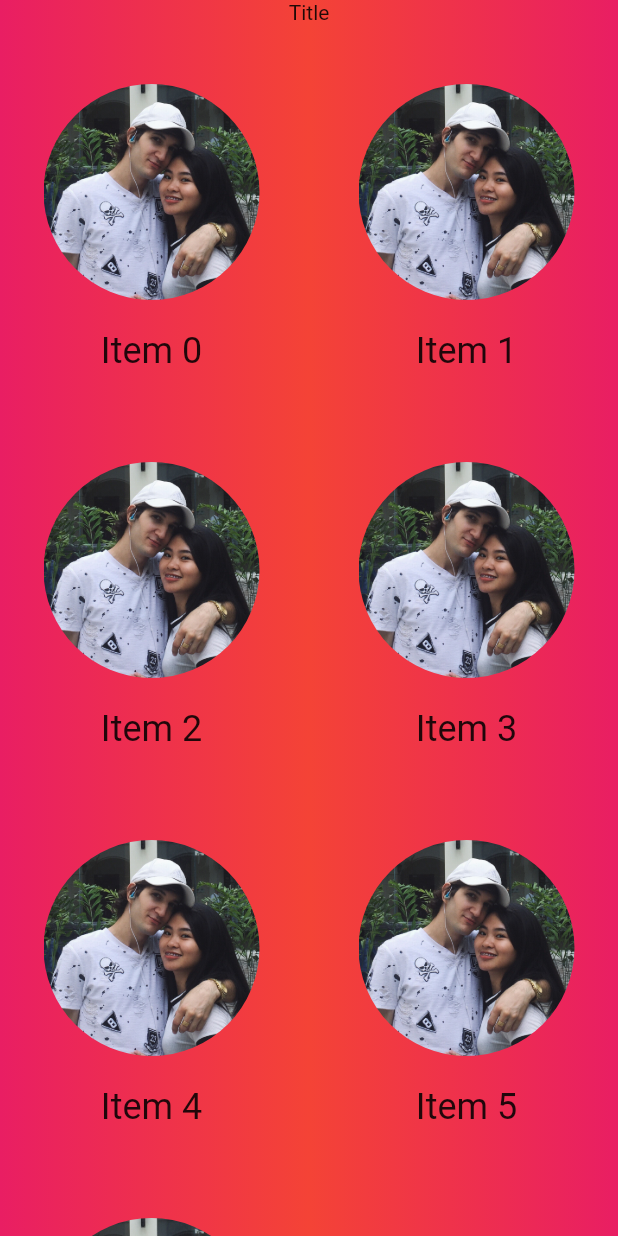
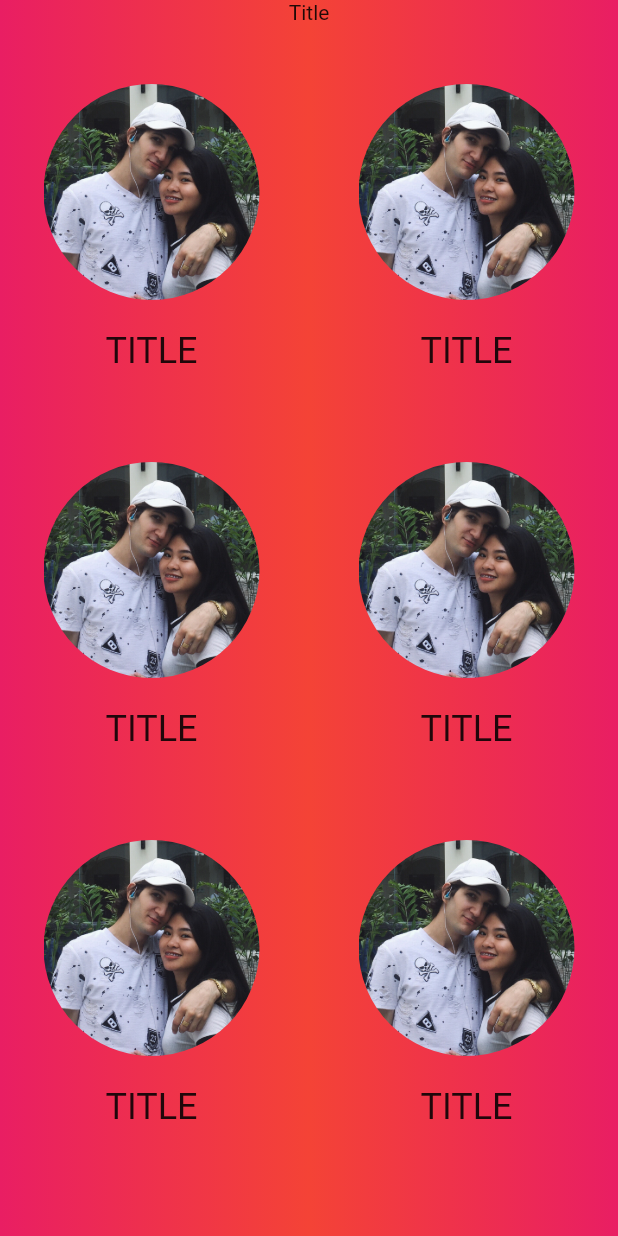
Before and after one commit to JustalK/VALENTINES-APP, a Flutter app: the Menu screen opened directly, on a phone screen of 412 x 824 dp. Run offline on Flutter 3.47's test engine with Material 2 defaults, Android fonts, the phone set to English and light mode, and no system bars.

Commit message:
[FEATURE] Adding the list as dynamic for the menus

```diff
--- a/lib/pages/Menu.dart
+++ b/lib/pages/Menu.dart
@@ -4,7 +4,36 @@ import 'BigMemory.dart';
 import 'History.dart';
 import '../components/Background.dart';
 
+class MenuObject {
+  String path;
+  String title;
+  Widget widget;
+
+  MenuObject(this.path, this.title, this.widget);
+
+  String get getPath {
+    return this.path;
+  }
+
+  String get getTitle {
+    return this.title;
+  }
+
+  Widget get getWidget {
+    return this.widget;
+  }
+}
+
 class Menu extends StatelessWidget {
+  List<MenuObject> menus = [
+    MenuObject('assets/images/me.jpeg', 'TITLE', History()),
+    MenuObject('assets/images/me.jpeg', 'TITLE', BigMemory()),
+    MenuObject('assets/images/me.jpeg', 'TITLE', History()),
+    MenuObject('assets/images/me.jpeg', 'TITLE', History()),
+    MenuObject('assets/images/me.jpeg', 'TITLE', History()),
+    MenuObject('assets/images/me.jpeg', 'TITLE', History()),
+  ];
+
   @override
   Widget build(BuildContext context) {
     return Scaffold(
@@ -21,25 +50,25 @@ class Menu extends StatelessWidget {
                 crossAxisSpacing: 8,
                 mainAxisSpacing: 50,
                 padding: EdgeInsets.symmetric(vertical: 40.0),
-                children: List.generate(7, (index) {
+                children: List.generate(menus.length, (i) {
                   return Column(
                     children: <Widget> [
                       Center(
                         child: InkWell(
                           onTap: () {
-                            Navigator.of(context).push(Routes().generateRoute(History(), 800));
+                            Navigator.of(context).push(Routes().generateRoute(menus[i].widget, 800));
                           },
                           child: CircleAvatar(
                             radius: 72.0,
                             backgroundColor: Colors.transparent,
-                            backgroundImage: AssetImage('assets/images/me.jpeg'),
+                            backgroundImage: AssetImage(menus[i].path),
                           )
                         )
                       ),
                       Padding(
                         padding: EdgeInsets.only(top: 20.0),
                         child: Text(
-                          'Item $index',
+                          menus[i].title,
                           style: Theme.of(context).textTheme.headline5,
                         )
                       )
```
